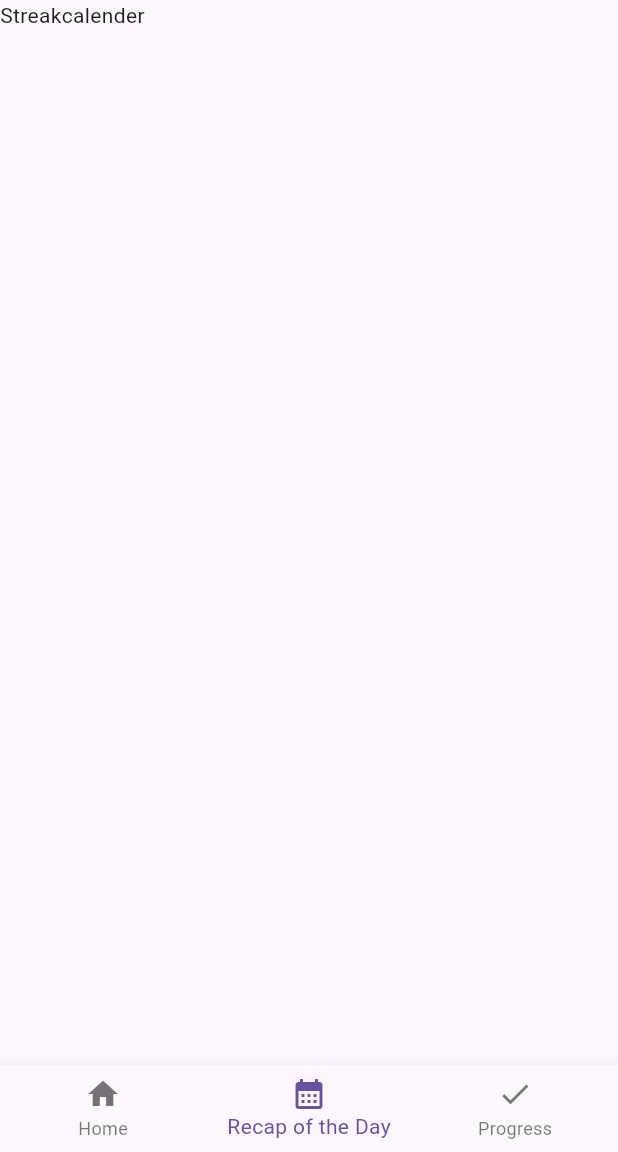
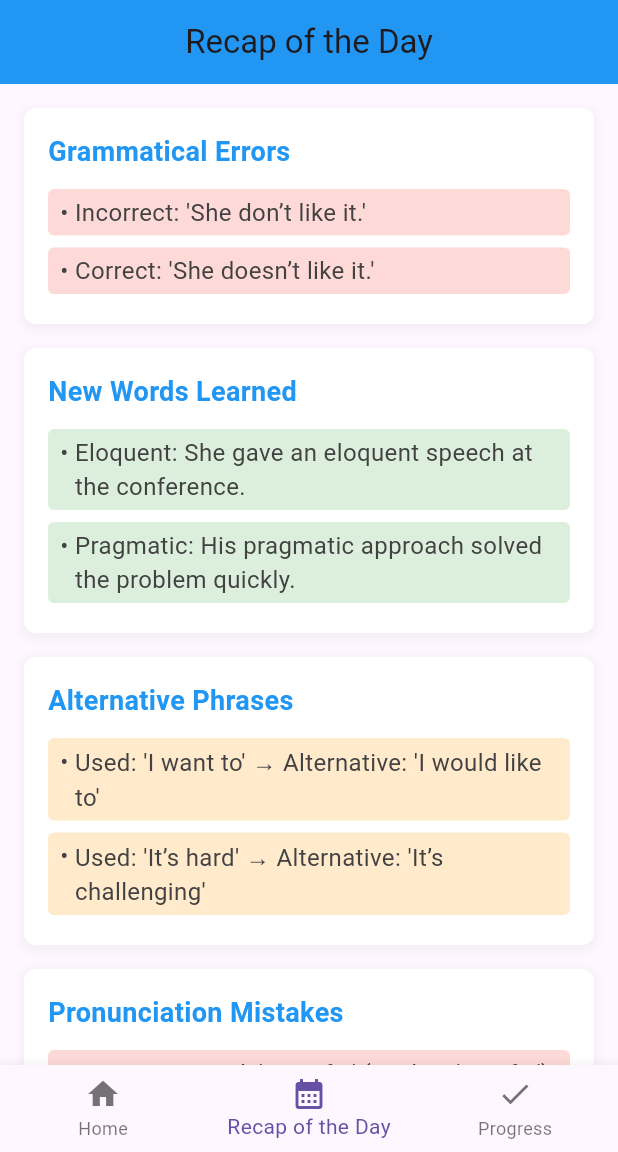
Before and after one commit to kathirvel123/kural, a Flutter app: the Mainpage screen opened directly, swiped to page 2, on a phone screen of 412 x 824 dp, the part 84-1236 px from its top. Run offline on Flutter 3.47's test engine with Material 3 defaults, Android fonts, the light colour scheme and no system bars; our stand-ins replace fl_chart, google_fonts, icons_plus, speech_to_text.

Commit message:
FIX:GUI FOR DAILYRECAP HAS BEEN DONE

```diff
--- a/frontend/myapp/lib/Pages/Homepage.dart
+++ b/frontend/myapp/lib/Pages/Homepage.dart
@@ -14,7 +14,7 @@ class Homepage extends StatefulWidget {
 
 class _HomepageState extends State<Homepage> {
   List<Cardmodel> Cards = [
-    Cardmodel(name: "", icon: "person", col: "ff7096",image:  "assets/images/image1.jpg", page: Roleplaypage()),
+    Cardmodel(name: "", icon: "person", col: "ff7096",image:  "assets/images/img_backtoschool.jpg", page: Roleplaypage()),
     Cardmodel(
         name: "AI VOICE CHAT",
         icon: "person",
--- a/frontend/myapp/lib/Pages/Mainpage.dart
+++ b/frontend/myapp/lib/Pages/Mainpage.dart
@@ -1,7 +1,7 @@
 import 'package:flutter/material.dart';
 import 'package:myapp/Pages/Homepage.dart';
 import 'package:myapp/Pages/Navbar.dart';
-import 'package:myapp/Pages/Streakcalender.dart';
+import 'package:myapp/Pages/dailyrecappage.dart';
 import 'package:myapp/Pages/progress.dart';
 
 class Mainpage extends StatefulWidget {
@@ -14,7 +14,7 @@ class Mainpage extends StatefulWidget {
 class _MainpageState extends State<Mainpage> {
   int selecteditem = 0;
   var pagecontroller = PageController();
-  final _pages = [Homepage(), Streakcalender(), Progress()];
+  final _pages = [Homepage(), DailyRecapPage(), Progress()];
   @override
   Widget build(BuildContext context) {
     return Scaffold(
--- a/frontend/myapp/lib/Pages/Streakcalender.dart
+++ /dev/null
@@ -1,12 +0,0 @@
-import 'package:flutter/material.dart';
-
-class Streakcalender extends StatelessWidget {
-  const Streakcalender({super.key});
-
-  @override
-  Widget build(BuildContext context) {
-    return Scaffold(
-      body: Text("Streakcalender"),
-    );
-  }
-}
--- /dev/null
+++ b/frontend/myapp/lib/Pages/dailyrecappage.dart
@@ -0,0 +1,230 @@
+import 'package:flutter/material.dart';
+
+class DailyRecapPage extends StatelessWidget {
+  // Sample data
+  final List<String> grammaticalErrors = [
+    "Incorrect: 'She don’t like it.'",
+    "Correct: 'She doesn’t like it.'",
+  ];
+  final Map<String, String> newWordsLearned = {
+    "Eloquent": "She gave an eloquent speech at the conference.",
+    "Pragmatic": "His pragmatic approach solved the problem quickly.",
+  };
+  final Map<String, String> alternativePhrases = {
+    "Used: 'I want to'": "Alternative: 'I would like to'",
+    "Used: 'It’s hard'": "Alternative: 'It’s challenging'",
+  };
+  final List<String> pronunciationMistakes = [
+    "Mispronounced: 'Specific' (said as 'Pacific')",
+    "Mispronounced: 'Comfortable' (said as 'Comfterble')",
+  ];
+  final List<String> focusAreas = [
+    "Work on subject-verb agreement.",
+    "Practice pronouncing 'th' sounds.",
+  ];
+  final Map<String, double> timeSpent = {
+    "Listening": 1.5, // in hours
+    "Speaking": 2.0, // in hours
+  };
+  final String keyInsights = "Today, you improved your fluency by 10%!";
+
+  @override
+  Widget build(BuildContext context) {
+    return Scaffold(
+      appBar: AppBar(
+        title: Text('Recap of the Day'),
+        centerTitle: true,
+        elevation: 0,
+        backgroundColor: Colors.blue,
+      ),
+      body: SingleChildScrollView(
+        padding: EdgeInsets.all(16.0),
+        child: Column(
+          children: [
+            // Grammatical Errors
+            _buildSectionContainer(
+              title: "Grammatical Errors",
+              children: grammaticalErrors.map((error) => _buildHighlightedText(error, mistake: true)).toList(),
+            ),
+            SizedBox(height: 16),
+
+            // New Words Learned
+            _buildSectionContainer(
+              title: "New Words Learned",
+              children: newWordsLearned.entries.map((entry) {
+                return _buildHighlightedText("${entry.key}: ${entry.value}", newWord: true);
+              }).toList(),
+            ),
+            SizedBox(height: 16),
+
+            // Alternative Phrases
+            _buildSectionContainer(
+              title: "Alternative Phrases",
+              children: alternativePhrases.entries.map((entry) {
+                return _buildHighlightedText("${entry.key} → ${entry.value}", alternative: true);
+              }).toList(),
+            ),
+            SizedBox(height: 16),
+
+            // Pronunciation Mistakes
+            _buildSectionContainer(
+              title: "Pronunciation Mistakes",
+              children: pronunciationMistakes.map((mistake) => _buildHighlightedText(mistake, mistake: true)).toList(),
+            ),
+            SizedBox(height: 16),
+
+            // Focus Areas
+            _buildSectionContainer(
+              title: "What to Focus On",
+              children: focusAreas.map((area) => _buildBulletPoint(area)).toList(),
+            ),
+            SizedBox(height: 16),
+
+            // Time Spent (Circular)
+            _buildSectionContainer(
+              title: "Time Spent Today",
+              children: [
+                Row(
+                  mainAxisAlignment: MainAxisAlignment.spaceEvenly,
+                  children: [
+                    _buildTimeSpentCircle("Listening", timeSpent["Listening"]!),
+                    _buildTimeSpentCircle("Speaking", timeSpent["Speaking"]!),
+                  ],
+                ),
+              ],
+            ),
+            SizedBox(height: 16),
+
+            // Key Insights
+            Container(
+              width: double.infinity,
+              padding: EdgeInsets.all(16),
+              decoration: BoxDecoration(
+                color: Colors.blue.withOpacity(0.1),
+                borderRadius: BorderRadius.circular(8),
+                border: Border.all(color: Colors.blue, width: 1),
+              ),
+              child: Text(
+                keyInsights,
+                style: TextStyle(fontSize: 18, fontWeight: FontWeight.bold, color: Colors.blue),
+              ),
+            ),
+          ],
+        ),
+      ),
+    );
+  }
+
+  // Helper function to build section containers
+  Widget _buildSectionContainer({required String title, required List<Widget> children}) {
+    return Container(
+      width: double.infinity,
+      padding: EdgeInsets.all(16),
+      decoration: BoxDecoration(
+        color: Colors.white,
+        borderRadius: BorderRadius.circular(8),
+        boxShadow: [
+          BoxShadow(
+            color: Colors.grey.withOpacity(0.1),
+            spreadRadius: 2,
+            blurRadius: 4,
+            offset: Offset(0, 2),
+          ),
+        ],
+      ),
+      child: Column(
+        crossAxisAlignment: CrossAxisAlignment.start,
+        children: [
+          Text(
+            title,
+            style: TextStyle(fontSize: 18, fontWeight: FontWeight.bold, color: Colors.blue),
+          ),
+          SizedBox(height: 8),
+          ...children,
+        ],
+      ),
+    );
+  }
+
+  // Helper function to build bullet points
+  Widget _buildBulletPoint(String text) {
+    return Padding(
+      padding: EdgeInsets.symmetric(vertical: 4),
+      child: Row(
+        crossAxisAlignment: CrossAxisAlignment.start,
+        children: [
+          Text("• ", style: TextStyle(fontSize: 16, color: Colors.grey[800])),
+          Expanded(
+            child: Text(
+              text,
+              style: TextStyle(fontSize: 16, color: Colors.grey[800]),
+            ),
+          ),
+        ],
+      ),
+    );
+  }
+
+  // Helper function to build highlighted text
+  Widget _buildHighlightedText(String text, {bool mistake = false, bool newWord = false, bool alternative = false}) {
+    Color highlightColor = Colors.transparent;
+    if (mistake) {
+      highlightColor = Colors.red.withOpacity(0.2); // Red for mistakes
+    } else if (newWord) {
+      highlightColor = Colors.green.withOpacity(0.2); // Green for new words
+    } else if (alternative) {
+      highlightColor = Colors.orange.withOpacity(0.2); // Orange for alternative phrases
+    }
+
+    return Padding(
+      padding: EdgeInsets.symmetric(vertical: 4),
+      child: Container(
+        padding: EdgeInsets.symmetric(horizontal: 8, vertical: 4),
+        decoration: BoxDecoration(
+          color: highlightColor,
+          borderRadius: BorderRadius.circular(4),
+        ),
+        child: Row(
+          crossAxisAlignment: CrossAxisAlignment.start,
+          children: [
+            Text("• ", style: TextStyle(fontSize: 16, color: Colors.grey[800])),
+            Expanded(
+              child: Text(
+                text,
+                style: TextStyle(fontSize: 16, color: Colors.grey[800]),
+              ),
+            ),
+          ],
+        ),
+      ),
+    );
+  }
+
+  // Helper function to build time spent circles
+  Widget _buildTimeSpentCircle(String label, double hours) {
+    return Column(
+      children: [
+        Container(
+          width: 100,
+          height: 100,
+          decoration: BoxDecoration(
+            shape: BoxShape.circle,
+            color: Colors.blue.withOpacity(0.1),
+            border: Border.all(color: Colors.blue, width: 2),
+          ),
+          child: Center(
+            child: Text(
+              '${hours.toString()}h',
+              style: TextStyle(fontSize: 20, fontWeight: FontWeight.bold, color: Colors.blue),
+            ),
+          ),
+        ),
+        SizedBox(height: 8),
+        Text(
+          label,
+          style: TextStyle(fontSize: 16, color: Colors.grey[800]),
+        ),
+      ],
+    );
+  }
+}
```
Also changed, not shown: frontend/myapp/assets/images/img_backtoschool.jpg (added), frontend/myapp/pubspec.lock.
